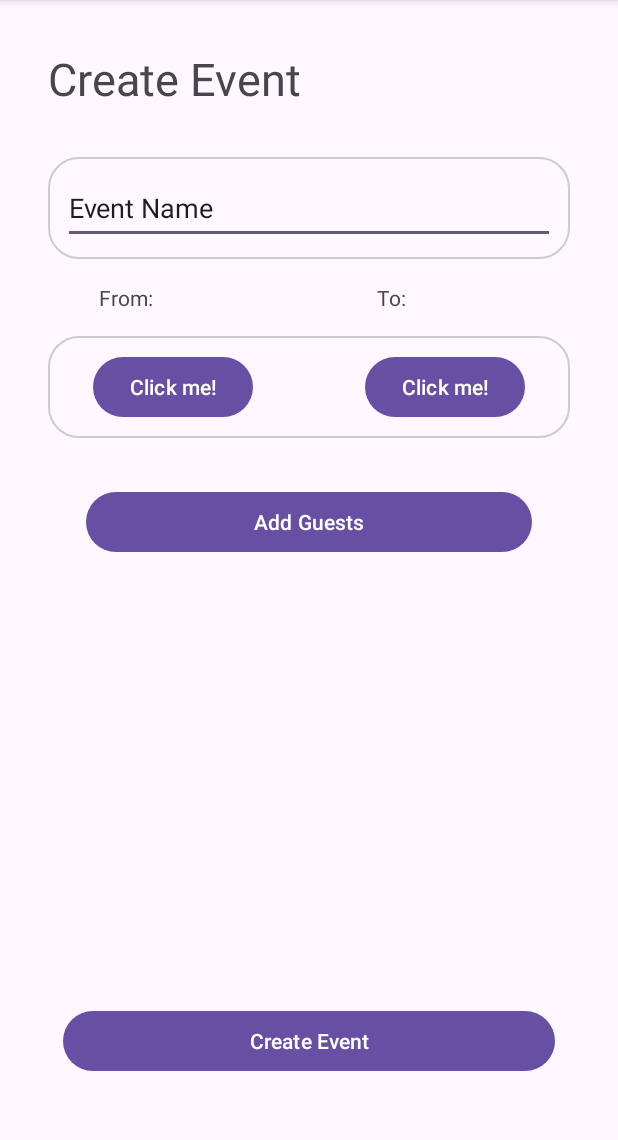
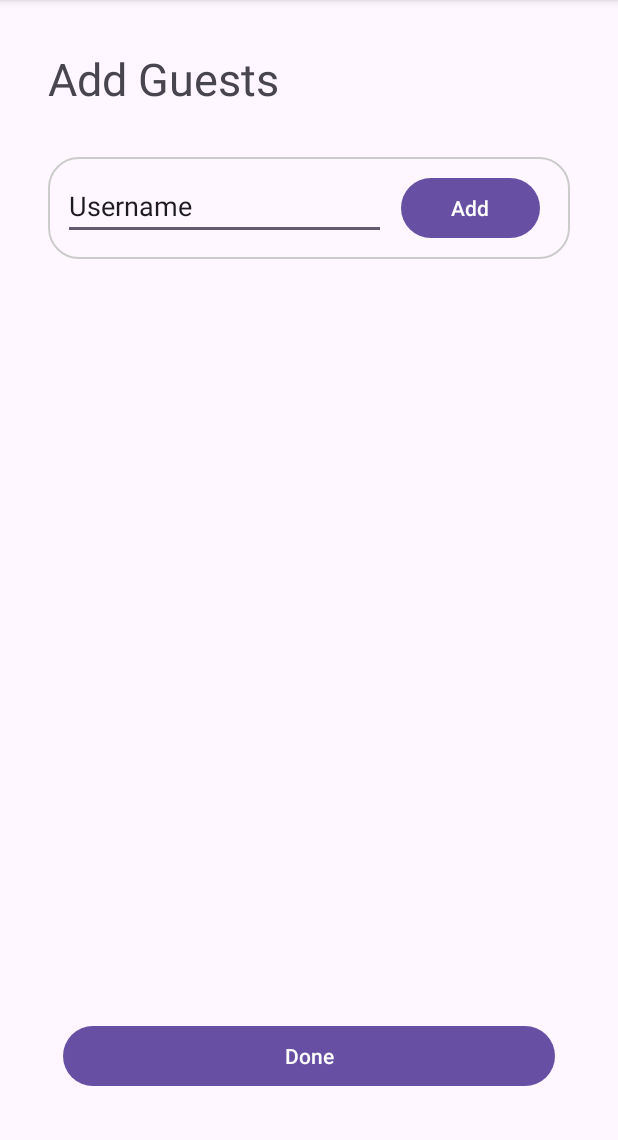
Before and after one commit to karangeorge97/ReLive-Onedroid, an Android app: the CreateEvent screen opened directly, with no data from a screen before it, after a tap on "Add Guests", on a phone screen of 412 x 824 dp, the part 96-1236 px from its top. Run offline under Robolectric (Android 15) with nearby library versions, the light colour scheme and no system bars; Roboto replaces fonts that are not available here.

Commit message:
first draft of share screen

```diff
--- a/app/src/main/AndroidManifest.xml
+++ b/app/src/main/AndroidManifest.xml
@@ -41,6 +41,9 @@
             android:name=".CreateEvent"
             android:exported="false" />
         <activity
+            android:name=".ShareEvent"
+            android:exported="false" />
+        <activity
             android:name=".SearchEvent"
             android:exported="true" />
         <activity
--- a/app/src/main/java/com/onedroid/relive/ShareEvent.java
+++ b/app/src/main/java/com/onedroid/relive/ShareEvent.java
@@ -1,18 +1,54 @@
 package com.onedroid.relive;
 
 import android.app.Activity;
+import android.content.Intent;
 import android.os.Bundle;
+import android.view.View;
+import android.widget.Button;
+import android.widget.EditText;
 import android.widget.LinearLayout;
 import android.widget.RelativeLayout;
 import android.widget.TextView;
 
-public class ShareEvent extends Activity {
+import androidx.appcompat.app.AppCompatActivity;
+
+import org.w3c.dom.Text;
+
+import java.util.ArrayList;
+
+public class ShareEvent extends AppCompatActivity {
+
+    String usernames = "";
 
     @Override
     protected void onCreate(Bundle savedInstanceState) {
         super.onCreate(savedInstanceState);
         setContentView(R.layout.activity_sharing);
+
+        EditText usernameBox = (EditText) findViewById(R.id.editTextBox);
+        Button addButton = (Button) findViewById(R.id.addButton);
+        Button doneButton = (Button) findViewById(R.id.doneButton);
+        TextView participantList = (TextView) findViewById(R.id.participant_list);
         generateView();
+
+        addButton.setOnClickListener(new View.OnClickListener() {
+            @Override
+            public void onClick(View view) {
+                if (!usernameBox.getText().toString().trim().isEmpty()) {
+                    usernames += usernameBox.getText().toString() + "\n";
+                    usernameBox.setText("");
+                    participantList.setText(usernames);
+                }
+            }
+        });
+
+        doneButton.setOnClickListener(new View.OnClickListener() {
+            @Override
+            public void onClick(View view) {
+                Intent intent = new Intent(getBaseContext(), CreateEvent.class);
+                startActivity(intent);
+            }
+        });
     }
 
     @Override
@@ -21,7 +57,7 @@ public class ShareEvent extends Activity {
     }
 
     private void generateView() {
-
+        return;
     }
 
 
--- a/app/src/main/res/layout/activity_sharing.xml
+++ b/app/src/main/res/layout/activity_sharing.xml
@@ -33,8 +33,8 @@
         android:background="@drawable/customborder">
 
         <EditText
-            android:id="@+id/add_user_input"
             android:text="Username"
+            android:id="@+id/editTextBox"
             android:layout_height="wrap_content"
             android:layout_width="0dp"
             android:layout_weight="0.7"
@@ -46,6 +46,7 @@
             android:layout_weight="0.3"
             android:layout_marginHorizontal="10dp"
             android:layout_alignParentRight="true"
+            android:id="@+id/addButton"
             android:text="Add"
             android:layout_toEndOf="@+id/add_user_input"/>
     </LinearLayout>
@@ -57,8 +58,9 @@
         <TextView
             android:layout_width="match_parent"
             android:layout_height="wrap_content"
+            android:layout_marginLeft="25dp"
             android:id="@+id/participant_list"
-            android:text="Insert names here"
+            android:text=""
             android:textSize="18dp" />
 
     </LinearLayout>
@@ -72,7 +74,7 @@
         android:layout_margin="@dimen/text_margin">
 
         <Button
-            android:id="@+id/button"
+            android:id="@+id/doneButton"
             android:layout_width="match_parent"
             android:layout_height="wrap_content"
             android:layout_gravity="center|bottom"
```
